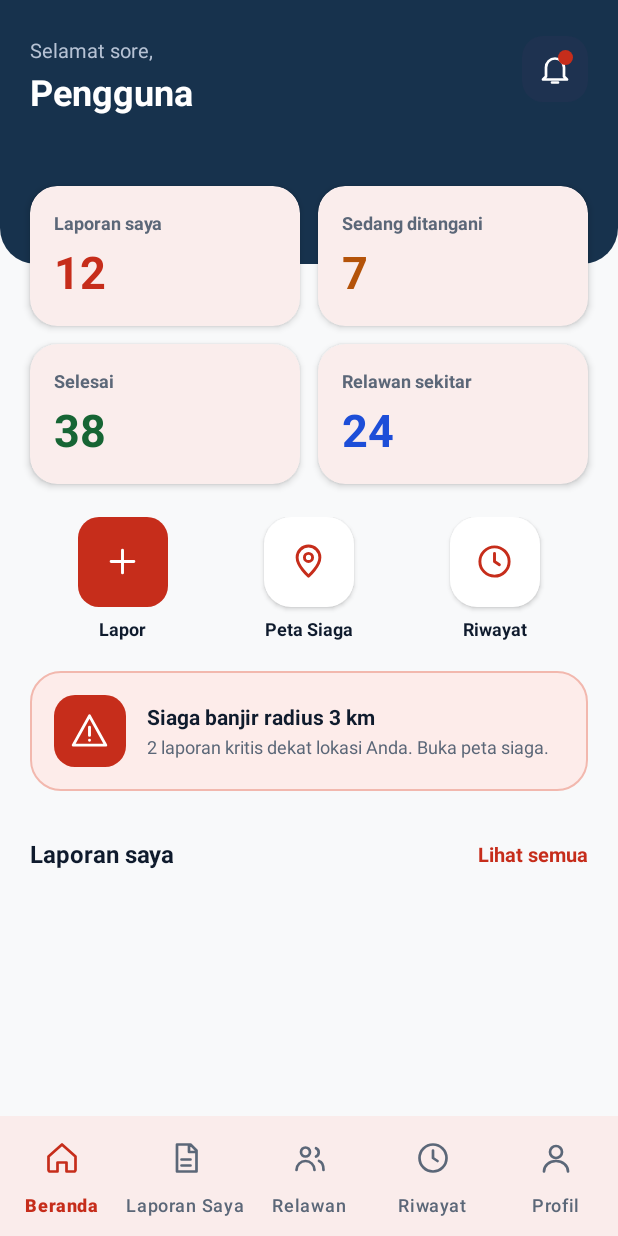
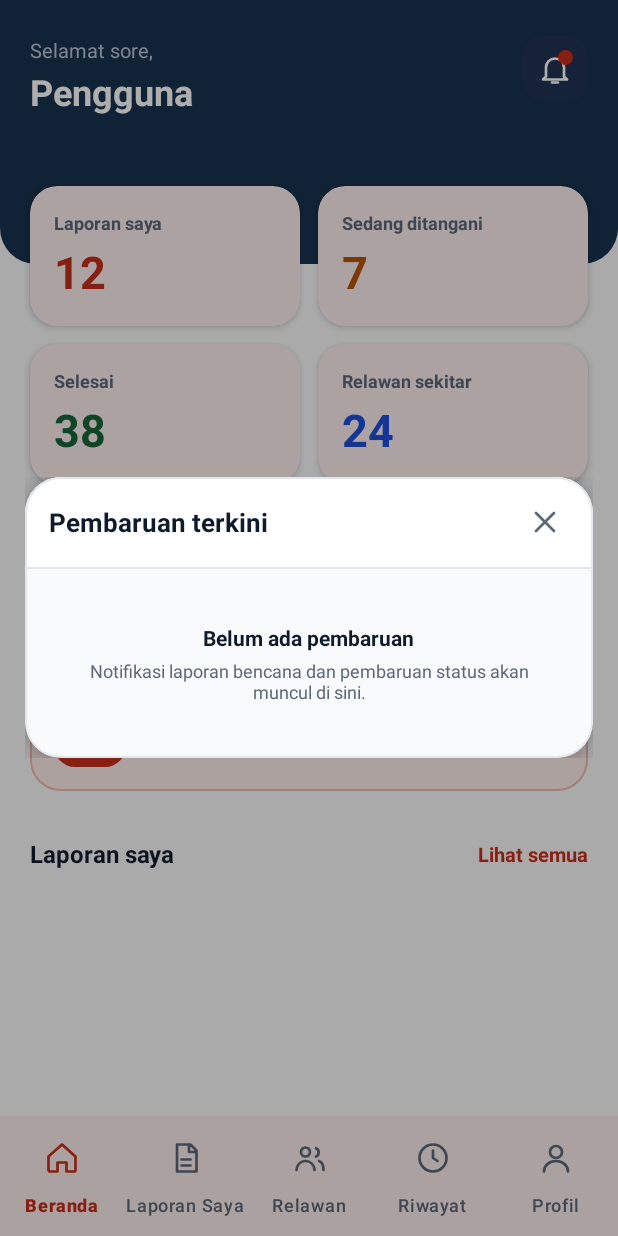
Before and after one commit to nashwaisn-ux/SiagaBencana, an Android app: the DashboardFragment screen opened directly, with no data from a screen before it, after a tap on "Notifikasi", on a phone screen of 412 x 824 dp. Run offline under Robolectric (Android 15) with nearby library versions, the phone set to English and light mode, and no system bars; network calls fail; pictures from the network do not load.

Commit message:
notifikasi ui

```diff
--- a/app/src/main/java/com/example/siagabencana/ui/DashboardFragment.kt
+++ b/app/src/main/java/com/example/siagabencana/ui/DashboardFragment.kt
@@ -86,7 +86,16 @@ class DashboardFragment : Fragment() {
         rvTerbaru?.adapter = laporanAdapter
 
         view.findViewById<ImageButton>(R.id.btnNotifikasi)?.setOnClickListener {
-            Toast.makeText(requireContext(), "Tidak ada notifikasi baru", Toast.LENGTH_SHORT).show()
+            NotifikasiPopupHelper.show(
+                context = requireContext(),
+                laporanList = terbaruList,
+                onOpenLaporan = { laporanId ->
+                    val intent = Intent(requireContext(), DetailLaporanActivity::class.java).apply {
+                        putExtra(DetailLaporanActivity.EXTRA_ID, laporanId)
+                    }
+                    startActivity(intent)
+                }
+            )
         }
 
         view.findViewById<LinearLayout>(R.id.aksiLapor)?.setOnClickListener {
--- /dev/null
+++ b/app/src/main/java/com/example/siagabencana/ui/NotifikasiPopupHelper.kt
@@ -0,0 +1,82 @@
+package com.example.siagabencana.ui
+
+import android.app.Dialog
+import android.content.Context
+import android.graphics.Color
+import android.graphics.drawable.ColorDrawable
+import android.view.LayoutInflater
+import android.view.View
+import android.view.Window
+import android.view.WindowManager
+import android.widget.ImageButton
+import android.widget.TextView
+import androidx.recyclerview.widget.LinearLayoutManager
+import androidx.recyclerview.widget.RecyclerView
+import com.example.siagabencana.R
+import com.example.siagabencana.model.Laporan
+
+object NotifikasiPopupHelper {
+    fun show(
+        context: Context,
+        laporanList: List<Laporan>,
+        onOpenLaporan: (Int) -> Unit,
+        onReadStateChanged: (() -> Unit)? = null
+    ) {
+        val rows = NotifikasiMapper.buildRows(context, laporanList)
+        val unreadCount = rows.filterIsInstance<NotifRow.Item>().count { it.unread }
+
+        val dialog = Dialog(context)
+        dialog.requestWindowFeature(Window.FEATURE_NO_TITLE)
+        val view = LayoutInflater.from(context).inflate(R.layout.dialog_notifikasi, null)
+        dialog.setContentView(view)
+        dialog.window?.apply {
+            setBackgroundDrawable(ColorDrawable(Color.TRANSPARENT))
+            setLayout(
+                (context.resources.displayMetrics.widthPixels * 0.92f).toInt(),
+                WindowManager.LayoutParams.WRAP_CONTENT
+            )
+        }
+
+        val tvBadge = view.findViewById<TextView>(R.id.tvUnreadBadge)
+        val btnTandai = view.findViewById<TextView>(R.id.btnTandaiDibaca)
+        val btnTutup = view.findViewById<ImageButton>(R.id.btnTutupNotif)
+        val rv = view.findViewById<RecyclerView>(R.id.rvNotifikasi)
+        val layoutKosong = view.findViewById<View>(R.id.layoutNotifKosong)
+
+        if (unreadCount > 0) {
+            tvBadge.visibility = View.VISIBLE
+            tvBadge.text = "$unreadCount baru"
+            btnTandai.visibility = View.VISIBLE
+        } else {
+            tvBadge.visibility = View.GONE
+            btnTandai.visibility = View.GONE
+        }
+
+        if (rows.isEmpty()) {
+            rv.visibility = View.GONE
+            layoutKosong.visibility = View.VISIBLE
+        } else {
+            rv.visibility = View.VISIBLE
+            layoutKosong.visibility = View.GONE
+            rv.layoutManager = LinearLayoutManager(context)
+            rv.adapter = NotifikasiAdapter(rows) { item ->
+                NotifikasiMapper.markRead(context, item.id)
+                onReadStateChanged?.invoke()
+                dialog.dismiss()
+                onOpenLaporan(item.laporanId)
+            }
+        }
+
+        btnTandai.setOnClickListener {
+            NotifikasiMapper.markAllRead(context, rows)
+            onReadStateChanged?.invoke()
+            dialog.dismiss()
+        }
+
+        btnTutup.setOnClickListener {
+            dialog.dismiss()
+        }
+
+        dialog.show()
+    }
+}
--- /dev/null
+++ b/app/src/main/res/drawable/bg_notif_dot_red.xml
@@ -0,0 +1,5 @@
+<?xml version="1.0" encoding="utf-8"?>
+<shape xmlns:android="http://schemas.android.com/apk/res/android"
+    android:shape="oval">
+    <solid android:color="#C62D1B" />
+</shape>
--- /dev/null
+++ b/app/src/main/res/drawable/bg_notif_icon_blue.xml
@@ -0,0 +1,6 @@
+<?xml version="1.0" encoding="utf-8"?>
+<shape xmlns:android="http://schemas.android.com/apk/res/android"
+    android:shape="rectangle">
+    <solid android:color="#E0E9FF" />
+    <corners android:radius="12dp" />
+</shape>
--- /dev/null
+++ b/app/src/main/res/drawable/bg_notif_icon_gray.xml
@@ -0,0 +1,6 @@
+<?xml version="1.0" encoding="utf-8"?>
+<shape xmlns:android="http://schemas.android.com/apk/res/android"
+    android:shape="rectangle">
+    <solid android:color="#DCE3EC" />
+    <corners android:radius="12dp" />
+</shape>
--- /dev/null
+++ b/app/src/main/res/drawable/bg_notif_icon_orange.xml
@@ -0,0 +1,6 @@
+<?xml version="1.0" encoding="utf-8"?>
+<shape xmlns:android="http://schemas.android.com/apk/res/android"
+    android:shape="rectangle">
+    <solid android:color="#FEF3C7" />
+    <corners android:radius="12dp" />
+</shape>
--- /dev/null
+++ b/app/src/main/res/drawable/bg_notif_icon_red.xml
@@ -0,0 +1,6 @@
+<?xml version="1.0" encoding="utf-8"?>
+<shape xmlns:android="http://schemas.android.com/apk/res/android"
+    android:shape="rectangle">
+    <solid android:color="#FDECEA" />
+    <corners android:radius="12dp" />
+</shape>
--- a/app/src/main/res/drawable/ic_add.xml
+++ b/app/src/main/res/drawable/ic_add.xml
@@ -1,14 +1,9 @@
-<?xml version="1.0" encoding="utf-8"?>
 <vector xmlns:android="http://schemas.android.com/apk/res/android"
     android:width="24dp"
     android:height="24dp"
     android:viewportWidth="24"
     android:viewportHeight="24">
-    <path
-        android:fillColor="#00000000"
-        android:pathData="M12 5v14M5 12h14"
-        android:strokeColor="#FF000000"
-        android:strokeWidth="1.8"
-        android:strokeLineCap="round"
-        android:strokeLineJoin="round" />
+  <path
+      android:fillColor="#FFFFFF"
+      android:pathData="M19,13h-6v6h-2v-6H5v-2h6V5h2v6h6v2z"/>
 </vector>
--- a/app/src/main/res/drawable/ic_location.xml
+++ b/app/src/main/res/drawable/ic_location.xml
@@ -1,14 +1,9 @@
-<?xml version="1.0" encoding="utf-8"?>
 <vector xmlns:android="http://schemas.android.com/apk/res/android"
     android:width="24dp"
     android:height="24dp"
     android:viewportWidth="24"
     android:viewportHeight="24">
-    <path
-        android:fillColor="#00000000"
-        android:pathData="M12 21s7-6.2 7-11.5A7 7 0 0 0 5 9.5C5 14.8 12 21 12 21zM12 12a2.5 2.5 0 1 0 0-5 2.5 2.5 0 0 0 0 5z"
-        android:strokeColor="#FF000000"
-        android:strokeWidth="1.8"
-        android:strokeLineCap="round"
-        android:strokeLineJoin="round" />
+  <path
+      android:fillColor="#DC2626"
+      android:pathData="M12,2C8.13,2 5,5.13 5,9c0,5.25 7,13 7,13s7,-7.75 7,-13c0,-3.87 -3.13,-7 -7,-7zM12,11.5c-1.38,0 -2.5,-1.12 -2.5,-2.5s1.12,-2.5 2.5,-2.5 2.5,1.12 2.5,2.5 -1.12,2.5 -2.5,2.5z"/>
 </vector>
--- /dev/null
+++ b/app/src/main/res/layout/dialog_notifikasi.xml
@@ -0,0 +1,116 @@
+<?xml version="1.0" encoding="utf-8"?>
+<com.google.android.material.card.MaterialCardView xmlns:android="http://schemas.android.com/apk/res/android"
+    xmlns:app="http://schemas.android.com/apk/res-auto"
+    android:layout_width="match_parent"
+    android:layout_height="wrap_content"
+    app:cardBackgroundColor="#F8FAFC"
+    app:cardCornerRadius="24dp"
+    app:cardElevation="10dp"
+    app:strokeColor="#E3E7ED"
+    app:strokeWidth="1dp">
+
+    <LinearLayout
+        android:layout_width="match_parent"
+        android:layout_height="wrap_content"
+        android:orientation="vertical">
+
+        <LinearLayout
+            android:layout_width="match_parent"
+            android:layout_height="wrap_content"
+            android:background="#FFFFFF"
+            android:gravity="center_vertical"
+            android:orientation="horizontal"
+            android:paddingHorizontal="16dp"
+            android:paddingVertical="14dp">
+
+            <TextView
+                android:id="@+id/tvPopupTitle"
+                android:layout_width="wrap_content"
+                android:layout_height="wrap_content"
+                android:text="Pembaruan terkini"
+                android:textColor="#0F1B2D"
+                android:textSize="17sp"
+                android:textStyle="bold" />
+
+            <TextView
+                android:id="@+id/tvUnreadBadge"
+                android:layout_width="wrap_content"
+                android:layout_height="wrap_content"
+                android:layout_marginStart="8dp"
+                android:background="@drawable/bg_notif_icon_red"
+                android:paddingHorizontal="8dp"
+                android:paddingVertical="2dp"
+                android:textColor="#C62D1B"
+                android:textSize="11sp"
+                android:textStyle="bold"
+                android:visibility="gone" />
+
+            <View
+                android:layout_width="0dp"
+                android:layout_height="1dp"
+                android:layout_weight="1" />
+
+            <TextView
+                android:id="@+id/btnTandaiDibaca"
+                android:layout_width="wrap_content"
+                android:layout_height="wrap_content"
+                android:clickable="true"
+                android:focusable="true"
+                android:paddingHorizontal="8dp"
+                android:paddingVertical="4dp"
+                android:text="Tandai dibaca"
+                android:textColor="#C62D1B"
+                android:textSize="12sp"
+                android:textStyle="bold" />
+
+            <ImageButton
+                android:id="@+id/btnTutupNotif"
+                android:layout_width="32dp"
+                android:layout_height="32dp"
+                android:layout_marginStart="4dp"
+                android:background="?attr/selectableItemBackgroundBorderless"
+                android:contentDescription="Tutup notifikasi"
+                android:src="@drawable/ic_close"
+                app:tint="#5B6778" />
+        </LinearLayout>
+
+        <View
+            android:layout_width="match_parent"
+            android:layout_height="1dp"
+            android:background="#E3E7ED" />
+
+        <androidx.recyclerview.widget.RecyclerView
+            android:id="@+id/rvNotifikasi"
+            android:layout_width="match_parent"
+            android:layout_height="430dp"
+            android:clipToPadding="false"
+            android:padding="16dp" />
+
+        <LinearLayout
+            android:id="@+id/layoutNotifKosong"
+            android:layout_width="match_parent"
+            android:layout_height="wrap_content"
+            android:gravity="center"
+            android:orientation="vertical"
+            android:padding="36dp"
+            android:visibility="gone">
+
+            <TextView
+                android:layout_width="wrap_content"
+                android:layout_height="wrap_content"
+                android:text="Belum ada pembaruan"
+                android:textColor="#0F1B2D"
+                android:textSize="14sp"
+                android:textStyle="bold" />
+
+            <TextView
+                android:layout_width="wrap_content"
+                android:layout_height="wrap_content"
+                android:layout_marginTop="4dp"
+                android:gravity="center"
+                android:text="Notifikasi laporan bencana dan pembaruan status akan muncul di sini."
+                android:textColor="#5B6778"
+                android:textSize="12sp" />
+        </LinearLayout>
+    </LinearLayout>
+</com.google.android.material.card.MaterialCardView>
```
Also changed, not shown: app/src/main/java/com/example/siagabencana/ui/NotifikasiAdapter.kt (added, +98 -0 lines), app/src/main/java/com/example/siagabencana/ui/NotifikasiItem.kt (added, +147 -0 lines), app/src/main/res/drawable/ic_check.xml (+3 -8 lines), app/src/main/res/drawable/ic_fire.xml (+3 -8 lines), app/src/main/res/drawable/ic_landslide.xml (+3 -8 lines), app/src/main/res/drawable/ic_search.xml (+3 -8 lines), app/src/main/res/drawable/ic_water.xml (+3 -8 lines), app/src/main/res/layout/item_notifikasi.xml (added, +83 -0 lines), app/src/main/res/layout/item_notifikasi_header.xml (added, +10 -0 lines).
